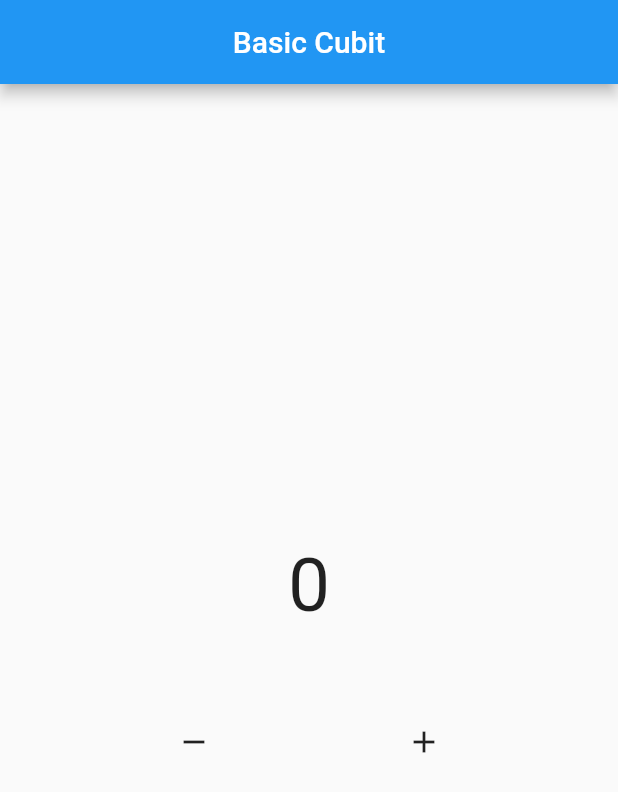
After one commit to indrasz/Flutter-Fundamental, a Flutter app: the screen it shows after launch, on a phone screen of 412 x 824 dp. The commit adds this screen. Shown: the top 792 px of the screen. Run offline on Flutter 3.47's test engine with Material 2 defaults, Android fonts, the phone set to English and light mode, and no system bars; our stand-ins replace bloc.

Commit message:
add basic cubit page

```diff
--- a/bloc_starter/lib/main.dart
+++ b/bloc_starter/lib/main.dart
@@ -1,6 +1,7 @@
-import 'package:bloc_starter/views/stream_concept_page.dart';
+
+import 'package:bloc_starter/views/basic_cubit/basic_cubit_page.dart';
+import 'package:bloc_starter/views/stream_concept/stream_concept_page.dart';
 import 'package:flutter/material.dart';
-
 void main() => runApp(const MyApp());
 
 class MyApp extends StatelessWidget {
@@ -8,9 +9,9 @@ class MyApp extends StatelessWidget {
 
   @override
   Widget build(BuildContext context) {
-    return const MaterialApp(
+    return MaterialApp(
       debugShowCheckedModeBanner: false,
-      home: StreamConceptPage(),
+      home: BasicCubitPage(),
     );
   }
 }
--- /dev/null
+++ b/bloc_starter/lib/views/basic_cubit/basic_cubit_page.dart
@@ -0,0 +1,61 @@
+import 'package:bloc_starter/views/basic_cubit/cubit/counter_cubit.dart';
+import 'package:flutter/material.dart';
+
+class BasicCubitPage extends StatelessWidget {
+  CounterCubit counter = CounterCubit();
+
+  @override
+  Widget build(BuildContext context) {
+    return Scaffold(
+      appBar: AppBar(
+        title: const Center(
+          child: Text(
+            "Basic Cubit"
+          ),
+        ),
+      ),
+
+      body: Column(
+        mainAxisAlignment: MainAxisAlignment.center,
+        children: [
+          StreamBuilder(
+            initialData: counter.inisialData,
+            stream: counter.stream,
+            builder: (context, snapshot) {
+              return Center(
+                child: Text(
+                  "${snapshot.data}",
+                  style: const TextStyle(
+                    fontSize: 50,
+                  ),
+                ),
+              );
+            }
+          ),
+          const SizedBox(height: 50,),
+          Row(
+            mainAxisAlignment: MainAxisAlignment.spaceEvenly,
+            children: [
+              IconButton(
+                onPressed: (){
+                  counter.minus();
+                },
+                icon: const Icon(
+                  Icons.remove
+                ),
+              ),
+              IconButton(
+                onPressed: (){
+                  counter.plus();
+                },
+                icon: const Icon(
+                  Icons.add
+                ),
+              ),
+            ],
+          )
+        ],
+      ),
+    );
+  }
+}
--- /dev/null
+++ b/bloc_starter/lib/views/basic_cubit/cubit/counter_cubit.dart
@@ -0,0 +1,14 @@
+import 'package:bloc/bloc.dart';
+
+class CounterCubit extends Cubit<int>{
+  CounterCubit({
+    this.inisialData = 0
+  }) : super(inisialData);
+
+  int inisialData;
+
+  void plus() => emit(state + 1);
+
+  void minus() => emit(state - 1);
+
+}
```
Also changed, not shown: bloc_starter/pubspec.yaml (+5 -12 lines), bloc_starter/pubspec.lock.
